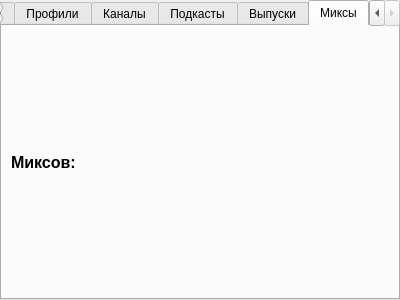
This is pages/searchpage.ui in pamugk/deezer-qt-client as Qt 5 draws it before an edit. The edited form follows.
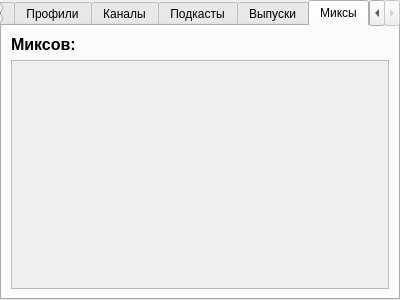
This is the edited form.

Diff of the .ui file:
```diff
--- a/pages/searchpage.ui
+++ b/pages/searchpage.ui
@@ -328,6 +328,23 @@
       </property>
      </widget>
     </item>
+    <item>
+     <widget class="QScrollArea" name="mixScrollArea">
+      <property name="widgetResizable">
+       <bool>true</bool>
+      </property>
+      <widget class="QWidget" name="mixScrollAreaContents">
+       <property name="geometry">
+        <rect>
+         <x>0</x>
+         <y>0</y>
+         <width>376</width>
+         <height>226</height>
+        </rect>
+       </property>
+      </widget>
+     </widget>
+    </item>
    </layout>
   </widget>
  </widget>
```
Left out of the diff: 76 changed lines with no effect on the pictures.
